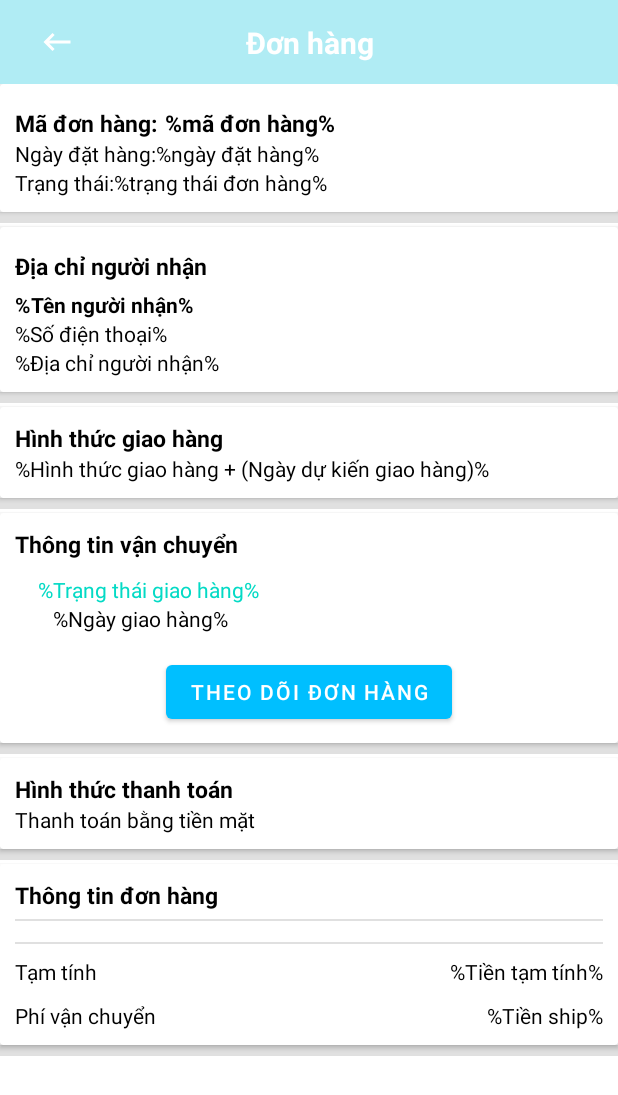
After one commit to luongly2507/toko-android, an Android app: the layout activity_order_tracking.xml on its own in the app's theme, with its tools: preview values and no code run, on a phone screen of 412 x 824 dp. The commit adds this screen. Shown: the top 1095 px of the screen. Run offline under Robolectric (Android 15) with nearby library versions, the phone set to English and light mode, and no system bars.

Commit message:
leehungw - Add Order Tracking Activity (UI)

```diff
--- /dev/null
+++ b/app/src/main/java/com/app/toko/views/activities/OrderTrackingActivity.java
@@ -0,0 +1,16 @@
+package com.app.toko.views.activities;
+
+import androidx.appcompat.app.AppCompatActivity;
+
+import android.os.Bundle;
+
+import com.app.toko.R;
+
+public class OrderTrackingActivity extends AppCompatActivity {
+
+    @Override
+    protected void onCreate(Bundle savedInstanceState) {
+        super.onCreate(savedInstanceState);
+        setContentView(R.layout.activity_order_tracking);
+    }
+}
--- a/app/src/main/res/layout/activity_confirm_order.xml
+++ b/app/src/main/res/layout/activity_confirm_order.xml
@@ -91,7 +91,7 @@
                         android:id="@+id/userPhoneNumberTextView"
                         android:layout_width="wrap_content"
                         android:layout_height="wrap_content"
-                        android:textSize="15dp"
+                        android:textSize="15sp"
                         android:textStyle="bold"
                         android:text="Số điện thoại"
                         app:layout_constraintTop_toTopOf="@id/locationIcon"
@@ -104,7 +104,7 @@
                         android:layout_height="wrap_content"
                         app:layout_constraintTop_toBottomOf="@id/locationIcon"
                         app:layout_constraintStart_toStartOf="@id/locationIcon"
-                        android:textSize="14dp"
+                        android:textSize="14sp"
                         android:textColor="@color/deepskyblue"
                         android:text="@string/address" />
                     <TextView
@@ -114,7 +114,7 @@
                         app:layout_constraintTop_toTopOf="@id/addressTitleTextView"
                         app:layout_constraintStart_toEndOf="@id/addressTitleTextView"
                         android:layout_marginStart="10dp"
-                        android:textSize="14dp"
+                        android:textSize="14sp"
                         android:text="Địa chỉ" />
                 </androidx.constraintlayout.widget.ConstraintLayout>
             </androidx.cardview.widget.CardView>
@@ -141,7 +141,7 @@
                         app:layout_constraintTop_toTopOf="parent"
                         app:layout_constraintStart_toStartOf="parent"
                         android:layout_marginStart="10dp"
-                        android:textSize="15dp"
+                        android:textSize="15sp"
                         android:textStyle="bold"
                         android:text="@string/choose_shipping_method"/>
                     <RadioButton
@@ -151,7 +151,7 @@
                         app:layout_constraintTop_toBottomOf="@id/chooseShippingMethodTitle"
                         app:layout_constraintStart_toStartOf="@id/chooseShippingMethodTitle"
                         android:text="@string/economical_delivery"
-                        android:textSize="14dp"/>
+                        android:textSize="14sp"/>
                     <androidx.cardview.widget.CardView
                         android:layout_width="match_parent"
                         android:layout_height="wrap_content"
--- /dev/null
+++ b/app/src/main/res/layout/activity_order_tracking.xml
@@ -0,0 +1,387 @@
+<?xml version="1.0" encoding="utf-8"?>
+<androidx.constraintlayout.widget.ConstraintLayout xmlns:android="http://schemas.android.com/apk/res/android"
+    xmlns:app="http://schemas.android.com/apk/res-auto"
+    xmlns:tools="http://schemas.android.com/tools"
+    android:layout_width="match_parent"
+    android:layout_height="match_parent"
+    tools:context=".views.activities.OrderTrackingActivity">
+    <androidx.appcompat.widget.Toolbar
+        android:id="@+id/toolbar"
+        android:layout_width="0dp"
+        android:layout_height="wrap_content"
+        android:background="@color/lightblue"
+        android:minHeight="?attr/actionBarSize"
+        android:theme="?attr/actionBarTheme"
+        app:layout_constraintEnd_toEndOf="parent"
+        app:layout_constraintStart_toStartOf="parent"
+        app:layout_constraintTop_toTopOf="parent" />
+
+    <ImageButton
+        android:id="@+id/buttonBack"
+        android:layout_width="45dp"
+        android:layout_height="0dp"
+        android:layout_marginStart="15dp"
+        android:background="@android:color/transparent"
+        android:contentDescription="@string/button_back_content_description"
+        app:layout_constraintBottom_toBottomOf="@+id/toolbar"
+        app:layout_constraintStart_toStartOf="parent"
+        app:layout_constraintTop_toTopOf="@+id/toolbar"
+        app:srcCompat="@drawable/ic_back" />
+
+    <TextView
+        android:id="@+id/textViewLoginTitle"
+        android:layout_width="wrap_content"
+        android:layout_height="wrap_content"
+        android:layout_marginEnd="60dp"
+        android:text="@string/orders"
+        android:textColor="@color/white"
+        android:textSize="20sp"
+        android:textStyle="bold"
+        app:layout_constraintBottom_toBottomOf="@+id/toolbar"
+        app:layout_constraintEnd_toEndOf="@+id/toolbar"
+        app:layout_constraintStart_toEndOf="@+id/buttonBack"
+        app:layout_constraintTop_toTopOf="parent" />
+    <ScrollView
+        android:layout_width="match_parent"
+        android:layout_height="0dp"
+        app:layout_constraintTop_toBottomOf="@id/toolbar"
+        app:layout_constraintBottom_toBottomOf="parent">
+        <androidx.constraintlayout.widget.ConstraintLayout
+            android:layout_width="match_parent"
+            android:layout_height="match_parent">
+            <androidx.cardview.widget.CardView
+                android:id="@+id/orderGeneralInfoCardView"
+                android:layout_width="match_parent"
+                android:layout_height="wrap_content"
+                app:layout_constraintTop_toTopOf="parent">
+                <androidx.constraintlayout.widget.ConstraintLayout
+                    android:layout_width="match_parent"
+                    android:layout_height="wrap_content"
+                    android:layout_margin="10dp">
+                    <TextView
+                        android:id="@+id/orderIdTitleTextView"
+                        android:layout_width="wrap_content"
+                        android:layout_height="wrap_content"
+                        app:layout_constraintTop_toTopOf="parent"
+                        app:layout_constraintStart_toStartOf="parent"
+                        android:layout_marginTop="5dp"
+                        android:textSize="15sp"
+                        android:textStyle="bold"
+                        android:text="@string/order_id"/>
+                    <TextView
+                        android:id="@+id/orderIdTextView"
+                        android:layout_width="wrap_content"
+                        android:layout_height="wrap_content"
+                        app:layout_constraintTop_toTopOf="@id/orderIdTitleTextView"
+                        app:layout_constraintStart_toEndOf="@id/orderIdTitleTextView"
+                        android:layout_marginStart="5dp"
+                        android:textSize="15sp"
+                        android:textStyle="bold"
+                        android:text="%mã đơn hàng%"/>
+                    <TextView
+                        android:id="@+id/orderDateTitleTextView"
+                        android:layout_width="wrap_content"
+                        android:layout_height="wrap_content"
+                        app:layout_constraintTop_toBottomOf="@id/orderIdTitleTextView"
+                        app:layout_constraintStart_toStartOf="@id/orderIdTitleTextView"
+                        android:textSize="14sp"
+                        android:text="@string/order_date"/>
+                    <TextView
+                        android:id="@+id/orderDateTextView"
+                        android:layout_width="wrap_content"
+                        android:layout_height="wrap_content"
+                        app:layout_constraintTop_toTopOf="@id/orderDateTitleTextView"
+                        app:layout_constraintStart_toEndOf="@id/orderDateTitleTextView"
+                        android:textSize="14sp"
+                        android:text="%ngày đặt hàng%"/>
+                    <TextView
+                        android:id="@+id/orderStateTitleTextView"
+                        android:layout_width="wrap_content"
+                        android:layout_height="wrap_content"
+                        app:layout_constraintTop_toBottomOf="@id/orderDateTitleTextView"
+                        app:layout_constraintStart_toStartOf="@id/orderDateTitleTextView"
+                        android:textSize="14sp"
+                        android:text="@string/order_state"/>
+                    <TextView
+                        android:id="@+id/orderStateTextView"
+                        android:layout_width="wrap_content"
+                        android:layout_height="wrap_content"
+                        app:layout_constraintTop_toTopOf="@id/orderStateTitleTextView"
+                        app:layout_constraintStart_toEndOf="@id/orderStateTitleTextView"
+                        android:textSize="14sp"
+                        android:text="%trạng thái đơn hàng%"/>
+                </androidx.constraintlayout.widget.ConstraintLayout>
+            </androidx.cardview.widget.CardView>
+            <View
+                style="@style/HorizontalSeparator"
+                android:layout_height="7dp"
+                app:layout_constraintTop_toBottomOf="@id/orderGeneralInfoCardView"
+                app:layout_constraintStart_toStartOf="parent"
+                android:background="?android:attr/listDivider" />
+            <androidx.cardview.widget.CardView
+                android:id="@+id/receiverAddressCardView"
+                android:layout_width="match_parent"
+                android:layout_height="wrap_content"
+                android:layout_marginTop="10dp"
+                app:layout_constraintTop_toBottomOf="@id/orderGeneralInfoCardView">
+                <androidx.constraintlayout.widget.ConstraintLayout
+                    android:layout_width="match_parent"
+                    android:layout_height="match_parent"
+                    android:layout_margin="10dp">
+                    <TextView
+                        android:id="@+id/receiverAddressTitleTextView"
+                        android:layout_width="wrap_content"
+                        android:layout_height="wrap_content"
+                        app:layout_constraintTop_toTopOf="parent"
+                        app:layout_constraintStart_toStartOf="parent"
+                        android:layout_marginTop="5dp"
+                        android:textSize="15sp"
+                        android:textStyle="bold"
+                        android:text="@string/receiver_address"/>
+                    <TextView
+                        android:id="@+id/receiverNameTextView"
+                        android:layout_width="wrap_content"
+                        android:layout_height="wrap_content"
+                        app:layout_constraintTop_toBottomOf="@id/receiverAddressTitleTextView"
+                        app:layout_constraintStart_toStartOf="@id/receiverAddressTitleTextView"
+                        android:layout_marginTop="5dp"
+                        android:textSize="14sp"
+                        android:textStyle="bold"
+                        android:text="%Tên người nhận%"/>
+                    <TextView
+                        android:id="@+id/receiverPhoneNumberTextView"
+                        android:layout_width="wrap_content"
+                        android:layout_height="wrap_content"
+                        app:layout_constraintTop_toBottomOf="@id/receiverNameTextView"
+                        app:layout_constraintStart_toStartOf="@id/receiverNameTextView"
+                        android:textSize="14sp"
+                        android:text="%Số điện thoại%"/>
+                    <TextView
+                        android:id="@+id/receiverAddressTextView"
+                        android:layout_width="wrap_content"
+                        android:layout_height="wrap_content"
+                        app:layout_constraintTop_toBottomOf="@id/receiverPhoneNumberTextView"
+                        app:layout_constraintStart_toStartOf="@id/receiverPhoneNumberTextView"
+                        android:textSize="14sp"
+                        android:text="%Địa chỉ người nhận%"/>
+                </androidx.constraintlayout.widget.ConstraintLayout>
+            </androidx.cardview.widget.CardView>
+            <View
+                style="@style/HorizontalSeparator"
+                android:layout_height="7dp"
+                app:layout_constraintTop_toBottomOf="@id/receiverAddressCardView"
+                app:layout_constraintStart_toStartOf="parent"
+                android:background="?android:attr/listDivider" />
+            <androidx.cardview.widget.CardView
+                android:id="@+id/shippingMethodCardView"
+                android:layout_width="match_parent"
+                android:layout_height="wrap_content"
+                android:layout_marginTop="10dp"
+                app:layout_constraintTop_toBottomOf="@id/receiverAddressCardView">
+                <androidx.constraintlayout.widget.ConstraintLayout
+                    android:layout_width="match_parent"
+                    android:layout_height="match_parent"
+                    android:layout_margin="10dp">
+                    <TextView
+                        android:id="@+id/shippingMethodTitleTextView"
+                        android:layout_width="wrap_content"
+                        android:layout_height="wrap_content"
+                        app:layout_constraintTop_toTopOf="parent"
+                        app:layout_constraintStart_toStartOf="parent"
+                        android:textSize="15sp"
+                        android:textStyle="bold"
+                        android:text="@string/shipping_method"/>
+                    <TextView
+                        android:id="@+id/shippingMethodTextView"
+                        android:layout_width="wrap_content"
+                        android:layout_height="wrap_content"
+                        app:layout_constraintTop_toBottomOf="@id/shippingMethodTitleTextView"
+                        app:layout_constraintStart_toStartOf="@id/shippingMethodTitleTextView"
+                        android:textSize="14sp"
+                        android:text="%Hình thức giao hàng + (Ngày dự kiến giao hàng)%"/>
+                </androidx.constraintlayout.widget.ConstraintLayout>
+            </androidx.cardview.widget.CardView>
+            <View
+                style="@style/HorizontalSeparator"
+                android:layout_height="7dp"
+                app:layout_constraintTop_toBottomOf="@id/shippingMethodCardView"
+                app:layout_constraintStart_toStartOf="parent"
+                android:background="?android:attr/listDivider" />
+            <androidx.cardview.widget.CardView
+                android:id="@+id/shippingInfoCardView"
+                android:layout_width="match_parent"
+                android:layout_height="wrap_content"
+                android:layout_marginTop="10dp"
+                app:layout_constraintTop_toBottomOf="@id/shippingMethodCardView">
+                <androidx.constraintlayout.widget.ConstraintLayout
+                    android:layout_width="match_parent"
+                    android:layout_height="match_parent"
+                    android:layout_margin="10dp">
+                    <TextView
+                        android:id="@+id/shippingInfoTitleTextView"
+                        android:layout_width="wrap_content"
+                        android:layout_height="wrap_content"
+                        app:layout_constraintTop_toTopOf="parent"
+                        app:layout_constraintStart_toStartOf="parent"
+                        android:textSize="15sp"
+                        android:textStyle="bold"
+                        android:text="@string/shipping_info"/>
+                    <TextView
+                        android:id="@+id/shippingStateTextView"
+                        android:layout_width="wrap_content"
+                        android:layout_height="wrap_content"
+                        app:layout_constraintTop_toBottomOf="@id/shippingInfoTitleTextView"
+                        app:layout_constraintStart_toStartOf="@id/shippingInfoTitleTextView"
+                        android:textSize="14sp"
+                        android:textColor="@color/teal_200"
+                        android:layout_marginStart="15dp"
+                        android:layout_marginTop="10dp"
+                        android:text="%Trạng thái giao hàng%"/>
+                    <TextView
+                        android:id="@+id/deliveredDateTextView"
+                        android:layout_width="wrap_content"
+                        android:layout_height="wrap_content"
+                        app:layout_constraintTop_toBottomOf="@id/shippingStateTextView"
+                        app:layout_constraintStart_toStartOf="@id/shippingStateTextView"
+                        android:layout_marginStart="10dp"
+                        android:textSize="14sp"
+                        android:text="%Ngày giao hàng%"/>
+                    <Button
+                        android:id="@+id/trackOrderButton"
+                        android:layout_width="wrap_content"
+                        android:layout_height="wrap_content"
+                        app:layout_constraintTop_toBottomOf="@id/deliveredDateTextView"
+                        android:layout_marginTop="15dp"
+                        app:layout_constraintStart_toStartOf="parent"
+                        app:layout_constraintEnd_toEndOf="parent"
+                        android:text="@string/track_order"/>
+                </androidx.constraintlayout.widget.ConstraintLayout>
+            </androidx.cardview.widget.CardView>
+            <View
+                style="@style/HorizontalSeparator"
+                android:layout_height="7dp"
+                app:layout_constraintTop_toBottomOf="@id/shippingInfoCardView"
+                app:layout_constraintStart_toStartOf="parent"
+                android:background="?android:attr/listDivider" />
+            <androidx.cardview.widget.CardView
+                android:id="@+id/paymentMethodCardView"
+                android:layout_width="match_parent"
+                android:layout_height="wrap_content"
+                android:layout_marginTop="10dp"
+                app:layout_constraintTop_toBottomOf="@id/shippingInfoCardView">
+                <androidx.constraintlayout.widget.ConstraintLayout
+                    android:layout_width="match_parent"
+                    android:layout_height="match_parent"
+                    android:layout_margin="10dp">
+                    <TextView
+                        android:id="@+id/paymentMethodTitleTextView"
+                        android:layout_width="wrap_content"
+                        android:layout_height="wrap_content"
+                        app:layout_constraintTop_toTopOf="parent"
+                        app:layout_constraintStart_toStartOf="parent"
+                        android:textSize="15sp"
+                        android:textStyle="bold"
+                        android:text="@string/payment_method"/>
+                    <TextView
+                        android:id="@+id/paymentMethodTextView"
+                        android:layout_width="wrap_content"
+                        android:layout_height="wrap_content"
+                        app:layout_constraintTop_toBottomOf="@id/paymentMethodTitleTextView"
+                        app:layout_constraintStart_toStartOf="@id/paymentMethodTitleTextView"
+                        android:textSize="14sp"
+                        android:text="@string/cash_payment"/>
+                </androidx.constraintlayout.widget.ConstraintLayout>
+            </androidx.cardview.widget.CardView>
+            <View
+                style="@style/HorizontalSeparator"
+                android:layout_height="7dp"
+                app:layout_constraintTop_toBottomOf="@id/paymentMethodCardView"
+                app:layout_constraintStart_toStartOf="parent"
+                android:background="?android:attr/listDivider" />
+            <androidx.cardview.widget.CardView
+                android:id="@+id/packageInfoCardView"
+                android:layout_width="match_parent"
+                android:layout_height="wrap_content"
+                android:layout_marginTop="10dp"
+                app:layout_constraintTop_toBottomOf="@id/paymentMethodCardView">
+                <androidx.constraintlayout.widget.ConstraintLayout
+                    android:layout_width="match_parent"
+                    android:layout_height="match_parent"
+                    android:layout_margin="10dp">
+                    <TextView
+                        android:id="@+id/packageInfoTitleTextView"
+                        android:layout_width="wrap_content"
+                        android:layout_height="wrap_content"
+                        app:layout_constraintTop_toTopOf="parent"
+                        app:layout_constraintStart_toStartOf="parent"
+                        android:textSize="15sp"
+                        android:textStyle="bold"
+                        android:text="@string/package_info"/>
+                    <View
+                        style="@style/HorizontalSeparator"
+                        android:layout_height="1dp"
+                        android:layout_marginVertical="5dp"
+                        app:layout_constraintTop_toBottomOf="@id/packageInfoTitleTextView"
+                        app:layout_constraintStart_toStartOf="parent"
+                        app:layout_constraintEnd_toEndOf="parent"
+                        android:background="?android:attr/listDivider" />
+                    <androidx.recyclerview.widget.RecyclerView
+                        android:id="@+id/packageInfoRecyclerView"
+                        android:layout_width="match_parent"
+                        android:layout_height="wrap_content"
+                        app:layout_constraintTop_toBottomOf="@id/packageInfoTitleTextView"
+                        android:layout_marginVertical="15dp"/>
+                    <View
+                        style="@style/HorizontalSeparator"
+                        android:layout_height="1dp"
+                        android:layout_marginVertical="5dp"
+                        app:layout_constraintTop_toBottomOf="@id/packageInfoRecyclerView"
+                        app:layout_constraintStart_toStartOf="parent"
+                        app:layout_constraintEnd_toEndOf="parent"
+                        android:background="?android:attr/listDivider" />
+                    <TextView
+                        android:id="@+id/productValueTitleTexView"
+                        android:layout_width="match_parent"
+                        android:layout_height="match_parent"
+                        app:layout_constraintTop_toBottomOf="@id/packageInfoRecyclerView"
+                        app:layout_constraintStart_toStartOf="parent"
+                        android:layout_marginTop="15dp"
+                        android:textSize="14sp"
+                        android:text="@string/product_value"/>
+                    <TextView
+                        android:id="@+id/productValueTextView"
+                        android:layout_width="wrap_content"
+                        android:layout_height="wrap_content"
+                        app:layout_constraintTop_toTopOf="@id/productValueTitleTexView"
+                        app:layout_constraintEnd_toEndOf="parent"
+                        android:textSize="14sp"
+                        android:text="%Tiền tạm tính%"/>
+                    <TextView
+                        android:id="@+id/shippingFeeTitleTextView"
+                        android:layout_width="wrap_content"
+                        android:layout_height="wrap_content"
+                        app:layout_constraintTop_toBottomOf="@id/productValueTitleTexView"
+                        app:layout_constraintStart_toStartOf="@id/productValueTitleTexView"
+                        android:layout_marginTop="10dp"
+                        android:textSize="14sp"
+                        android:text="@string/shipping_fee"/>
+                    <TextView
+                        android:id="@+id/shippingFeeTextView"
+                        android:layout_width="wrap_content"
+                        android:layout_height="wrap_content"
+                        app:layout_constraintTop_toTopOf="@id/shippingFeeTitleTextView"
+                        app:layout_constraintEnd_toEndOf="parent"
+                        android:textSize="14sp"
+                        android:text="%Tiền ship%"/>
+                </androidx.constraintlayout.widget.ConstraintLayout>
+            </androidx.cardview.widget.CardView>
+            <View
+                style="@style/HorizontalSeparator"
+                android:layout_height="7dp"
+                app:layout_constraintTop_toBottomOf="@id/packageInfoCardView"
+                app:layout_constraintStart_toStartOf="parent"
+                android:background="?android:attr/listDivider" />
+        </androidx.constraintlayout.widget.ConstraintLayout>
+    </ScrollView>
+
+</androidx.constraintlayout.widget.ConstraintLayout>
--- a/app/src/main/res/values/strings.xml
+++ b/app/src/main/res/values/strings.xml
@@ -67,4 +67,14 @@
     <string name="product_value">Tạm tính</string>
     <string name="shipping_fee">Phí vận chuyển</string>
     <string name="old_password_string">Mật khẩu cũ</string>
+    <string name="orders">Đơn hàng</string>
+    <string name="order_id">Mã đơn hàng: </string>
+    <string name="order_date">Ngày đặt hàng: </string>
+    <string name="order_state">Trạng thái: </string>
+    <string name="receiver_address">Địa chỉ người nhận</string>
+    <string name="shipping_method">Hình thức giao hàng</string>
+    <string name="shipping_info">Thông tin vận chuyển</string>
+    <string name="track_order">Theo dõi đơn hàng</string>
+    <string name="payment_method">Hình thức thanh toán</string>
+    <string name="package_info">Thông tin đơn hàng</string>
 </resources>
```
